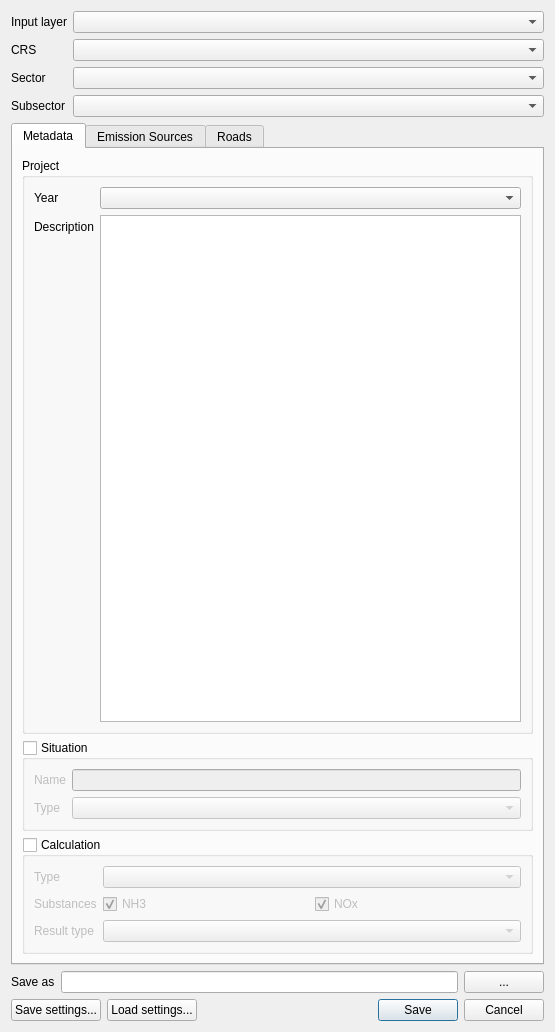
Old version of the form ImaerPlugin/generate_calc_input_dlg.ui in the repository opengeogroep/AERIUS-QGIS-plugins.
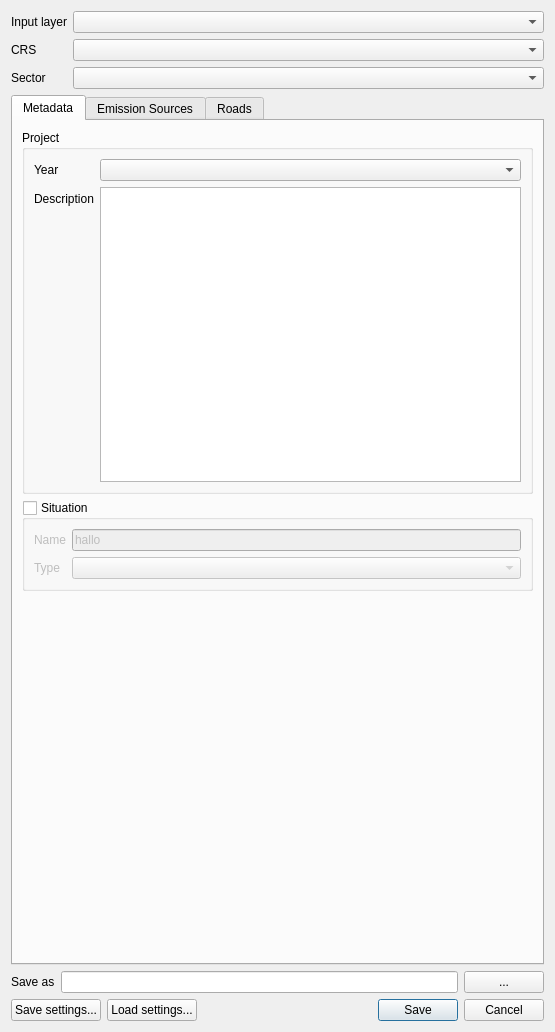
New version of the form. The open tabs and pages were chosen to show the change. Custom widgets are drawn as their Qt base class.

```diff
--- a/ImaerPlugin/generate_calc_input_dlg.ui
+++ b/ImaerPlugin/generate_calc_input_dlg.ui
@@ -28,26 +28,6 @@
        <item row="0" column="1">
         <widget class="QgsMapLayerComboBox" name="combo_layer"/>
        </item>
-       <item row="2" column="0">
-        <widget class="QLabel" name="label_sector">
-         <property name="text">
-          <string>Sector</string>
-         </property>
-        </widget>
-       </item>
-       <item row="2" column="1">
-        <widget class="QComboBox" name="combo_sector"/>
-       </item>
-       <item row="3" column="0">
-        <widget class="QLabel" name="label_subsector">
-         <property name="text">
-          <string>Subsector</string>
-         </property>
-        </widget>
-       </item>
-       <item row="3" column="1">
-        <widget class="QComboBox" name="combo_subsector"/>
-       </item>
        <item row="1" column="0">
         <widget class="QLabel" name="label_crs">
          <property name="text">
@@ -58,6 +38,16 @@
        <item row="1" column="1">
         <widget class="QComboBox" name="combo_crs"/>
        </item>
+       <item row="2" column="0">
+        <widget class="QLabel" name="label_sector">
+         <property name="text">
+          <string>Sector</string>
+         </property>
+        </widget>
+       </item>
+       <item row="2" column="1">
+        <widget class="QComboBox" name="combo_sector"/>
+       </item>
       </layout>
      </item>
      <item>
@@ -65,7 +55,7 @@
        <item>
         <widget class="QTabWidget" name="tabWidget">
          <property name="currentIndex">
-          <number>1</number>
+          <number>0</number>
          </property>
          <widget class="QWidget" name="tab_metadata">
           <attribute name="title">
@@ -74,6 +64,9 @@
           <layout class="QVBoxLayout" name="verticalLayout_3">
            <item>
             <widget class="QGroupBox" name="group_project">
+             <property name="enabled">
+              <bool>true</bool>
+             </property>
              <property name="focusPolicy">
               <enum>Qt::StrongFocus</enum>
              </property>
@@ -128,7 +121,11 @@
                </widget>
               </item>
               <item row="0" column="1">
-               <widget class="QLineEdit" name="edit_situation_name"/>
+               <widget class="QLineEdit" name="edit_situation_name">
+                <property name="text">
+                 <string>hallo</string>
+                </property>
+               </widget>
               </item>
               <item row="1" column="0">
                <widget class="QLabel" name="label_situation_type">
@@ -144,70 +141,17 @@
             </widget>
            </item>
            <item>
-            <widget class="QGroupBox" name="group_calculation">
-             <property name="title">
-              <string>Calculation</string>
+            <spacer name="verticalSpacer">
+             <property name="orientation">
+              <enum>Qt::Vertical</enum>
              </property>
-             <property name="checkable">
-              <bool>true</bool>
+             <property name="sizeHint" stdset="0">
+              <size>
+               <width>20</width>
+               <height>40</height>
+              </size>
              </property>
-             <property name="checked">
-              <bool>false</bool>
-             </property>
-             <layout class="QFormLayout" name="formLayout_4">
-              <item row="2" column="0">
-               <widget class="QLabel" name="label_calculation_result_type">
-                <property name="text">
-                 <string>Result type</string>
-                </property>
-               </widget>
-              </item>
-              <item row="2" column="1">
-               <widget class="QComboBox" name="combo_calculation_result_type"/>
-              </item>
-              <item row="0" column="0">
-               <widget class="QLabel" name="label_calculation_type">
-                <property name="text">
-                 <string>Type</string>
-                </property>
-               </widget>
-              </item>
-              <item row="0" column="1">
-               <widget class="QComboBox" name="combo_calculation_type"/>
-              </item>
-              <item row="1" column="0">
-               <widget class="QLabel" name="label_calculation_substances">
-                <property name="text">
-                 <string>Substances</string>
-                </property>
-               </widget>
-              </item>
-              <item row="1" column="1">
-               <layout class="QHBoxLayout" name="horizontalLayout_2">
-                <item>
-                 <widget class="QCheckBox" name="check_calculation_substance_nh3">
-                  <property name="text">
-                   <string>NH3</string>
-                  </property>
-                  <property name="checked">
-                   <bool>true</bool>
-                  </property>
-                 </widget>
-                </item>
-                <item>
-                 <widget class="QCheckBox" name="check_calculation_substance_nox">
-                  <property name="text">
-                   <string>NOx</string>
-                  </property>
-                  <property name="checked">
-                   <bool>true</bool>
-                  </property>
-                 </widget>
-                </item>
-               </layout>
-              </item>
-             </layout>
-            </widget>
+            </spacer>
            </item>
           </layout>
          </widget>
@@ -227,7 +171,7 @@
                 <x>0</x>
                 <y>0</y>
                 <width>509</width>
-                <height>767</height>
+                <height>798</height>
                </rect>
               </property>
               <layout class="QGridLayout" name="gridLayout_3">
@@ -238,19 +182,6 @@
                  </property>
                 </widget>
                </item>
-               <item row="0" column="1">
-                <widget class="QgsFieldComboBox" name="fcb_sector_id"/>
-               </item>
-               <item row="1" column="0">
-                <widget class="QLabel" name="label_label">
-                 <property name="text">
-                  <string>label</string>
-                 </property>
-                </widget>
-               </item>
-               <item row="1" column="1">
-                <widget class="QgsFieldComboBox" name="fcb_label"/>
-               </item>
                <item row="2" column="0" colspan="2">
                 <widget class="QGroupBox" name="groupBox_es_characteristics">
                  <property name="title">
@@ -360,6 +291,9 @@
                  </layout>
                 </widget>
                </item>
+               <item row="0" column="1">
+                <widget class="QgsFieldComboBox" name="fcb_sector_id"/>
+               </item>
                <item row="3" column="0" colspan="2">
                 <widget class="QGroupBox" name="groupBox_emissions">
                  <property name="title">
@@ -389,6 +323,29 @@
                  </layout>
                 </widget>
                </item>
+               <item row="1" column="1">
+                <widget class="QgsFieldComboBox" name="fcb_label"/>
+               </item>
+               <item row="1" column="0">
+                <widget class="QLabel" name="label_label">
+                 <property name="text">
+                  <string>label</string>
+                 </property>
+                </widget>
+               </item>
+               <item row="4" column="0">
+                <spacer name="verticalSpacer_2">
+                 <property name="orientation">
+                  <enum>Qt::Vertical</enum>
+                 </property>
+                 <property name="sizeHint" stdset="0">
+                  <size>
+                   <width>20</width>
+                   <height>40</height>
+                  </size>
+                 </property>
+                </spacer>
+               </item>
               </layout>
              </widget>
             </widget>
@@ -409,9 +366,9 @@
               <property name="geometry">
                <rect>
                 <x>0</x>
-                <y>0</y>
+                <y>-235</y>
                 <width>495</width>
-                <height>1033</height>
+                <height>1039</height>
                </rect>
               </property>
               <layout class="QGridLayout" name="gridLayout">
@@ -708,6 +665,19 @@
                <item row="0" column="1">
                 <widget class="QgsFieldComboBox" name="fcb_rd_sector"/>
                </item>
+               <item row="7" column="0">
+                <spacer name="verticalSpacer_3">
+                 <property name="orientation">
+                  <enum>Qt::Vertical</enum>
+                 </property>
+                 <property name="sizeHint" stdset="0">
+                  <size>
+                   <width>20</width>
+                   <height>40</height>
+                  </size>
+                 </property>
+                </spacer>
+               </item>
               </layout>
              </widget>
             </widget>
```
